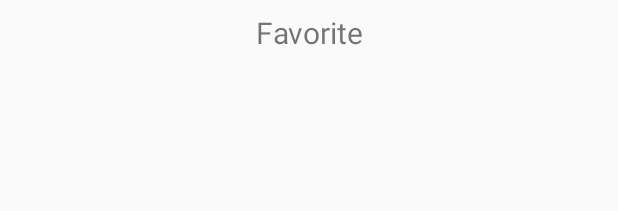
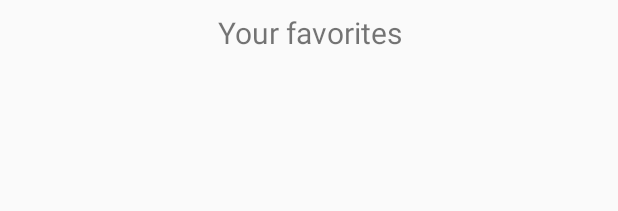
Before and after one commit to stijnhhh/cookbook, an Android app: the layout fragment_favorite.xml on its own in the app's theme, with its tools: preview values and no code run, on a phone screen of 412 x 824 dp. Shown: the top 211 px of the screen. Run offline under Robolectric (Android 15) with nearby library versions, the phone set to English and light mode, and no system bars.

```diff
--- a/app/src/main/java/be/thomasmore/cookbook/ui/favorite/FavoriteViewModel.java
+++ b/app/src/main/java/be/thomasmore/cookbook/ui/favorite/FavoriteViewModel.java
@@ -10,7 +10,7 @@ public class FavoriteViewModel extends ViewModel {
 
     public FavoriteViewModel() {
         mText = new MutableLiveData<>();
-        mText.setValue("This is home fragment");
+        mText.setValue("This is favorite fragment");
     }
 
     public LiveData<String> getText() {
--- a/app/src/main/java/be/thomasmore/cookbook/ui/helpers/JsonHelper.java
+++ b/app/src/main/java/be/thomasmore/cookbook/ui/helpers/JsonHelper.java
@@ -17,13 +17,10 @@ public class JsonHelper {
     public RecipeAPI getRecipe(String jsonTekst) {
         RecipeAPI recipe = new RecipeAPI();
 
-        Log.i("findme", jsonTekst + "in json helper");
-
         try {
             JSONObject jsonObjectStudent = new JSONObject(jsonTekst);
             recipe.setRecipeId(jsonObjectStudent.getJSONArray("meals").getJSONObject(0).getInt("idMeal"));
             recipe.setName(jsonObjectStudent.getJSONArray("meals").getJSONObject(0).getString("strMeal"));
-            Log.i("findme", recipe.getName());
             recipe.setInstructions(jsonObjectStudent.getJSONArray("meals").getJSONObject(0).getString("strInstructions"));
             recipe.setPicture(jsonObjectStudent.getJSONArray("meals").getJSONObject(0).getString("strMealThumb"));
             recipe.setCategory(jsonObjectStudent.getJSONArray("meals").getJSONObject(0).getString("strCategory"));
--- a/app/src/main/java/be/thomasmore/cookbook/ui/models/RecipeAPI.java
+++ b/app/src/main/java/be/thomasmore/cookbook/ui/models/RecipeAPI.java
@@ -79,4 +79,9 @@ public class RecipeAPI {
     public void setMeasurements(List<String> measurements) {
         this.measurements = measurements;
     }
+
+    @Override
+    public String toString(){
+        return name;
+    }
 }
--- a/app/src/main/res/layout/fragment_detail.xml
+++ b/app/src/main/res/layout/fragment_detail.xml
@@ -26,12 +26,6 @@
             android:layout_height="wrap_content"
             android:text="Ingredients: (scroll down to see all ingredients)"
             android:textSize="24px"/>
-        <!--<ListView
-            android:id="@+id/listviewIngredient"
-            android:layout_width="wrap_content"
-            android:layout_height="348px"
-            android:scrollbars="vertical"
-            android:scrollbarStyle="insideOverlay"/>-->
         <be.thomasmore.cookbook.ui.detail.CustomListview
             android:id="@+id/customList"
             android:layout_width="wrap_content"
--- a/app/src/main/res/layout/fragment_favorite.xml
+++ b/app/src/main/res/layout/fragment_favorite.xml
@@ -3,6 +3,15 @@
     xmlns:app="http://schemas.android.com/apk/res-auto"
     android:layout_width="match_parent"
     android:layout_height="match_parent">
+    <ScrollView
+        android:layout_width="match_parent"
+        android:layout_height="match_parent"
+        app:layout_constraintTop_toTopOf="parent"
+        app:layout_constraintLeft_toLeftOf="parent">
+        <LinearLayout
+            android:layout_width="match_parent"
+            android:layout_height="match_parent"
+            android:orientation="vertical">
 
         <TextView
             android:id="@+id/text_home"
@@ -13,8 +22,16 @@
             android:layout_marginEnd="8dp"
             android:textAlignment="center"
             android:textSize="20sp"
-        android:text="Favorite"
+            android:text="Your favorites"
             app:layout_constraintEnd_toEndOf="parent"
             app:layout_constraintStart_toStartOf="parent"
             app:layout_constraintTop_toTopOf="parent" />
+
+        <be.thomasmore.cookbook.ui.detail.CustomListview
+            android:id="@+id/customListFavorites"
+            android:layout_width="wrap_content"
+            android:layout_height="wrap_content"/>
+        </LinearLayout>
+    </ScrollView>
+
 </androidx.constraintlayout.widget.ConstraintLayout>
```
Also changed, not shown: app/src/main/java/be/thomasmore/cookbook/ui/detail/DetailActivity.java (added, +21 -0 lines), app/src/main/java/be/thomasmore/cookbook/ui/detail/DetailFragment.java (+15 -11 lines), app/src/main/java/be/thomasmore/cookbook/ui/favorite/FavoriteFragment.java (+77 -3 lines), app/src/main/java/be/thomasmore/cookbook/ui/helpers/DatabaseHelper.java (+1 -21 lines). Lines whose indentation alone changed are shown as unchanged.
